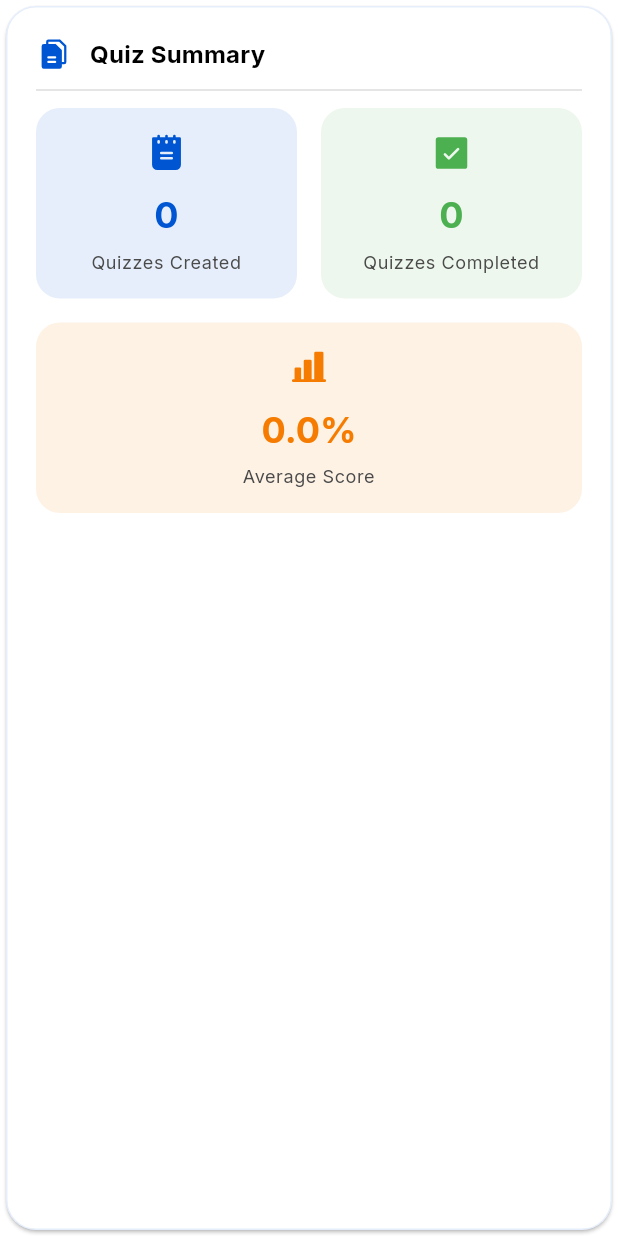
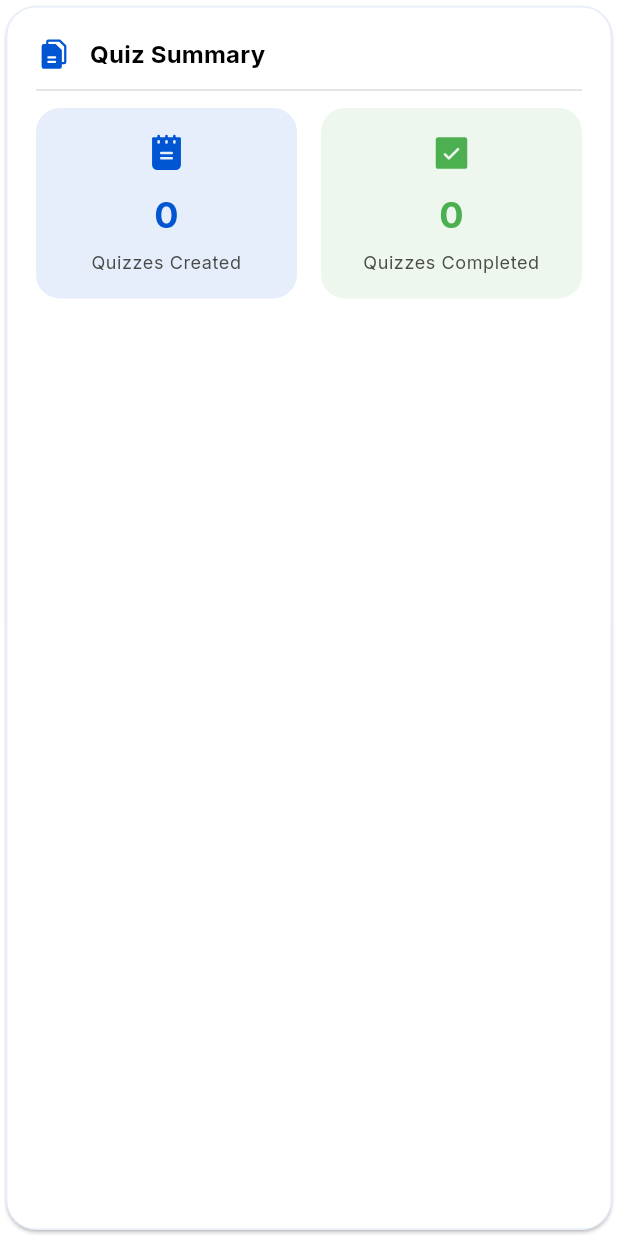
Before and after one commit to rafapradana/deltamind, a Flutter app: the QuizTotalsCard widget shown alone on an empty page, opened directly with empty values, on a phone screen of 412 x 824 dp. Run offline on Flutter 3.47's test engine with Material 3 defaults, Android fonts, the light colour scheme and no system bars; our stand-ins replace fl_chart, flutter_dotenv, flutter_markdown, flutter_riverpod, go_router, google_fonts and 7 more; missing offline and left inert: file_selector, flutter_quill, syncfusion_flutter_pdf; accounts and stored records are empty; network calls fail.

Commit message:
feat(analytics): remove average quiz score section

```diff
--- a/lib/features/analytics/widgets/quiz_totals_card.dart
+++ b/lib/features/analytics/widgets/quiz_totals_card.dart
@@ -1,5 +1,4 @@
 import 'package:deltamind/core/theme/app_colors.dart';
-import 'package:deltamind/services/analytics_service.dart';
 import 'package:flutter/material.dart';
 import 'package:phosphor_flutter/phosphor_flutter.dart';
 
@@ -19,8 +18,7 @@ class QuizTotalsCard extends StatefulWidget {
 }
 
 class _QuizTotalsCardState extends State<QuizTotalsCard> {
-  bool _isLoading = true;
-  double _averageScore = 0;
+  // No additional data to load
 
   @override
   void initState() {
@@ -28,25 +26,9 @@ class _QuizTotalsCardState extends State<QuizTotalsCard> {
     _loadAdditionalData();
   }
 
+  // No longer need to load additional data
   Future<void> _loadAdditionalData() async {
-    setState(() {
-      _isLoading = true;
-    });
-
-    try {
-      // Load average score
-      final overallAnalytics = await AnalyticsService.getOverallQuizAnalytics();
-
-      setState(() {
-        _averageScore = overallAnalytics.averageScore;
-        _isLoading = false;
-      });
-    } catch (e) {
-      debugPrint('Error loading additional analytics data: $e');
-      setState(() {
-        _isLoading = false;
-      });
-    }
+    // This method is kept as a placeholder for potential future data loading
   }
 
   @override
@@ -112,23 +94,7 @@ class _QuizTotalsCardState extends State<QuizTotalsCard> {
               ],
             ),
 
-            const SizedBox(height: 16),
-
-            // Average Score row
-            Row(
-              children: [
-                Expanded(
-                  child: _buildTotalItem(
-                    context,
-                    'Average Score',
-                    _isLoading ? '...' : '${_averageScore.toStringAsFixed(1)}%',
-                    PhosphorIconsFill.chartBar,
-                    Colors.orange.shade700,
-                    isLoading: _isLoading,
-                  ),
-                ),
-              ],
-            ),
+            // Average Score row removed per user request
           ],
         ),
       ),
```
